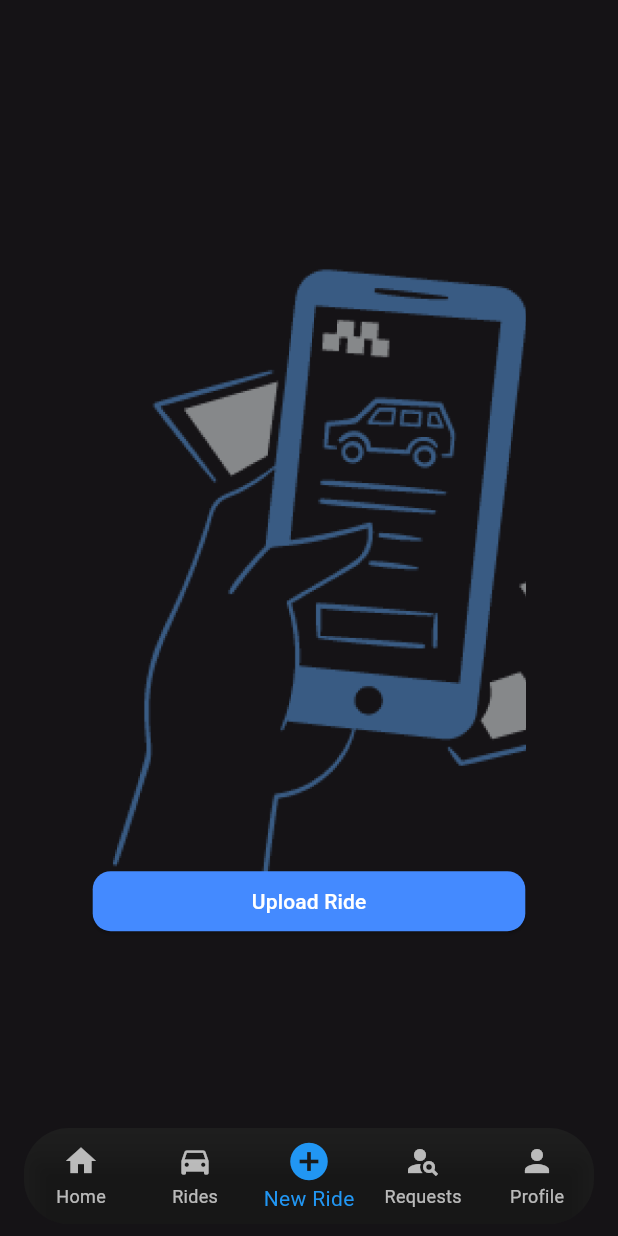
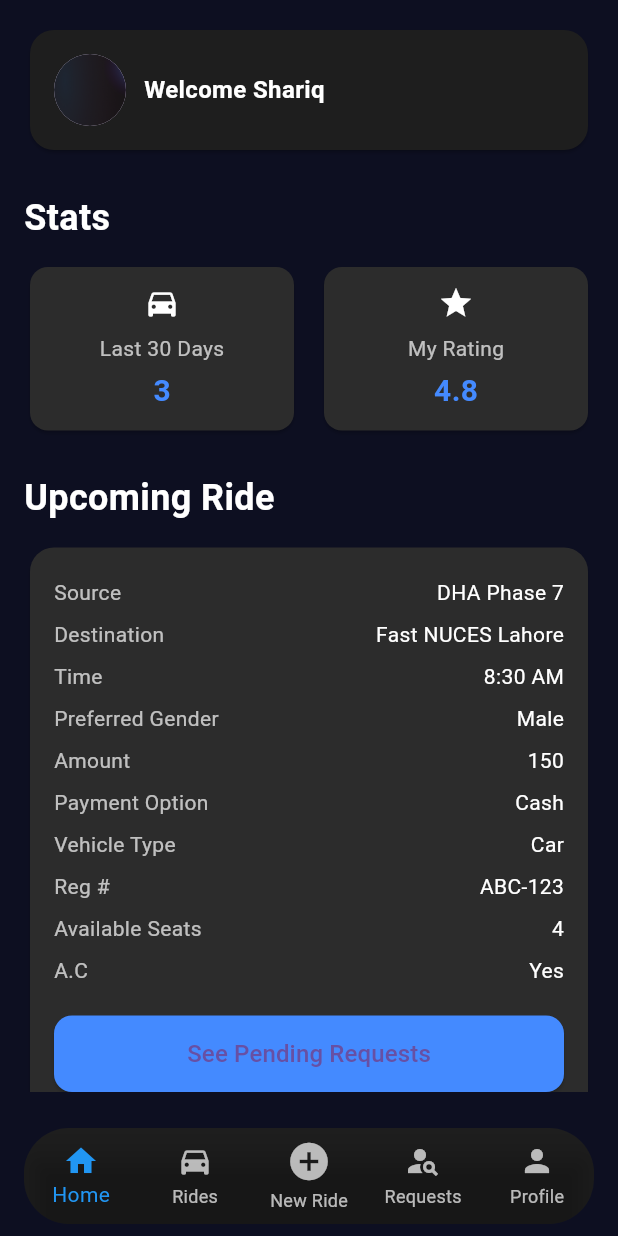
Before and after one commit to AbdulAhadUsman/fastpool-fe, a Flutter app: the screen it shows after launch, on a phone screen of 412 x 824 dp. Run offline on Flutter 3.47's test engine with Material 3 defaults, Android fonts, the phone set to English and light mode, and no system bars; our stand-ins replace flutter_dotenv, flutter_svg; project files that could hold a hidden picture were left out.

Commit message:
add driver home page

```diff
--- a/lib/components/DriverNavBar.dart
+++ b/lib/components/DriverNavBar.dart
@@ -1,4 +1,7 @@
 import 'package:flutter/material.dart';
+import 'package:fastpool_fe/pages/driverHome.dart';
+import 'package:fastpool_fe/pages/newRide.dart';
+import 'package:fastpool_fe/pages/driverProfile.dart';
 
 class DriverNavbar extends StatefulWidget {
   final initial_index;
@@ -53,10 +56,46 @@ class _DriverNavbarState extends State<DriverNavbar> {
         child: BottomNavigationBar(
           currentIndex: _currentIndex,
           onTap: (index) {
-            setState(() {
-              _currentIndex = index;
-            });
-            // Add navigation logic here
+            // Navigation logic
+            switch (index) {
+              case 0:
+                setState(() {
+                  _currentIndex = 0; // Reset index to home
+                });
+                Navigator.pushAndRemoveUntil(
+                  context,
+                  MaterialPageRoute(
+                      builder: (context) => const DriverHomePage()),
+                  (route) => false, // Clear the stack for the home page
+                );
+                break;
+              case 2:
+                Navigator.push(
+                  context,
+                  MaterialPageRoute(builder: (context) => const NewRide()),
+                ).then((_) {
+                  setState(() {
+                    _currentIndex =
+                        widget.initial_index; // Reset to initial index
+                  });
+                });
+                break;
+              case 4:
+                Navigator.push(
+                  context,
+                  MaterialPageRoute(
+                      builder: (context) => const DriverProfile()),
+                ).then((_) {
+                  setState(() {
+                    _currentIndex =
+                        widget.initial_index; // Reset to initial index
+                  });
+                });
+                break;
+              default:
+                // Handle other cases if needed
+                break;
+            }
           },
           items: _bottomNavItems,
           selectedItemColor: Colors.blue, // Changed to blue
--- a/lib/main.dart
+++ b/lib/main.dart
@@ -1,4 +1,5 @@
 import 'package:fastpool_fe/pages/NewRide.dart';
+import 'package:fastpool_fe/pages/driverHome.dart';
 import 'package:fastpool_fe/pages/driverProfile.dart';
 import 'package:fastpool_fe/pages/login.dart';
 import 'package:fastpool_fe/pages/riderProfile.dart';
@@ -36,6 +37,7 @@ class MyApp extends StatelessWidget {
   // This widget is the root of your application.
   @override
   Widget build(BuildContext context) {
-    return MaterialApp(debugShowCheckedModeBanner: false, home: NewRide());
+    return MaterialApp(
+        debugShowCheckedModeBanner: false, home: DriverHomePage());
   }
 }
--- /dev/null
+++ b/lib/pages/driverHome.dart
@@ -0,0 +1,277 @@
+import 'package:fastpool_fe/components/DriverNavBar.dart';
+import 'package:fastpool_fe/components/colors.dart';
+import 'package:flutter/material.dart';
+// import 'package:lucide_icons/lucide_icons.dart'; // Optional if you want matching icons
+
+class DriverHomePage extends StatefulWidget {
+  const DriverHomePage({super.key});
+
+  @override
+  State<DriverHomePage> createState() => _DriverHomePageState();
+}
+
+class _DriverHomePageState extends State<DriverHomePage> {
+  final String driverName = 'Shariq';
+  final String profilePicUrl = 'assets/images/Login.png';
+  final int last30DaysRides = 3;
+  final double myRating = 4.8;
+
+  final String source = 'DHA Phase 7';
+  final String destination = 'Fast NUCES Lahore';
+  final String time = '8:30 AM';
+  final String preferredGender = 'Male';
+  final String amount = '150';
+  final String paymentOption = 'Cash';
+  final String vehicleType = 'Car';
+  final String registrationNumber = 'ABC-123';
+  final int availableSeats = 4;
+  final String acStatus = 'Yes';
+
+  @override
+  Widget build(BuildContext context) {
+    return Scaffold(
+      backgroundColor: AppColors.backgroundColor,
+      body: SafeArea(
+        child: Padding(
+          padding: const EdgeInsets.all(16.0),
+          child: SingleChildScrollView(
+            child: Column(
+              crossAxisAlignment: CrossAxisAlignment.start,
+              children: [
+                // Welcome Header
+                Card(
+                  color: const Color(0xFF1E1E1E),
+                  shape: RoundedRectangleBorder(
+                    borderRadius: BorderRadius.circular(16),
+                  ),
+                  child: Padding(
+                    padding: const EdgeInsets.all(16.0),
+                    child: Row(
+                      children: [
+                        CircleAvatar(
+                          radius: 24,
+                          backgroundImage: AssetImage(profilePicUrl),
+                        ),
+                        const SizedBox(width: 12),
+                        Text(
+                          'Welcome $driverName',
+                          style: const TextStyle(
+                            color: Colors.white,
+                            fontSize: 16,
+                            fontWeight: FontWeight.w600,
+                          ),
+                        ),
+                      ],
+                    ),
+                  ),
+                ),
+                const SizedBox(height: 24),
+
+                // Stats Section
+                const Text(
+                  'Stats',
+                  style: TextStyle(
+                    color: Colors.white,
+                    fontSize: 24,
+                    fontWeight: FontWeight.bold,
+                  ),
+                ),
+                const SizedBox(height: 12),
+                Row(
+                  children: [
+                    Expanded(
+                      child: StatCard(
+                        icon: Icons.directions_car,
+                        title: 'Last 30 Days',
+                        value: '$last30DaysRides',
+                      ),
+                    ),
+                    const SizedBox(width: 12),
+                    Expanded(
+                      child: StatCard(
+                        icon: Icons.star,
+                        title: 'My Rating',
+                        value: '$myRating',
+                      ),
+                    ),
+                  ],
+                ),
+                const SizedBox(height: 24),
+
+                // Upcoming Ride Section
+                const Text(
+                  'Upcoming Ride',
+                  style: TextStyle(
+                    color: Colors.white,
+                    fontSize: 24,
+                    fontWeight: FontWeight.bold,
+                  ),
+                ),
+                const SizedBox(height: 12),
+                UpcomingRideCard(
+                  source: source,
+                  destination: destination,
+                  time: time,
+                  preferredGender: preferredGender,
+                  amount: amount,
+                  paymentOption: paymentOption,
+                  vehicleType: vehicleType,
+                  registrationNumber: registrationNumber,
+                  availableSeats: availableSeats,
+                  acStatus: acStatus,
+                ),
+              ],
+            ),
+          ),
+        ),
+      ),
+      // Bottom Navigation Bar
+      bottomNavigationBar: DriverNavbar(
+        initial_index: 0,
+      ),
+    );
+  }
+}
+
+class StatCard extends StatelessWidget {
+  final IconData icon;
+  final String title;
+  final String value;
+
+  const StatCard({
+    super.key,
+    required this.icon,
+    required this.title,
+    required this.value,
+  });
+
+  @override
+  Widget build(BuildContext context) {
+    return Card(
+      color: const Color(0xFF2C2C2C),
+      shape: RoundedRectangleBorder(borderRadius: BorderRadius.circular(12)),
+      child: Padding(
+        padding: const EdgeInsets.all(12),
+        child: Column(
+          children: [
+            Icon(icon, color: Colors.white, size: 24),
+            const SizedBox(height: 8),
+            Text(
+              title,
+              style: const TextStyle(color: Colors.white70, fontSize: 14),
+            ),
+            const SizedBox(height: 4),
+            Text(
+              value,
+              style: const TextStyle(
+                  color: Colors.blueAccent,
+                  fontSize: 20,
+                  fontWeight: FontWeight.bold),
+            ),
+          ],
+        ),
+      ),
+    );
+  }
+}
+
+class UpcomingRideCard extends StatelessWidget {
+  final String source;
+  final String destination;
+  final String time;
+  final String preferredGender;
+  final String amount;
+  final String paymentOption;
+  final String vehicleType;
+  final String registrationNumber;
+  final int availableSeats;
+  final String acStatus;
+
+  const UpcomingRideCard({
+    super.key,
+    required this.source,
+    required this.destination,
+    required this.time,
+    required this.preferredGender,
+    required this.amount,
+    required this.paymentOption,
+    required this.vehicleType,
+    required this.registrationNumber,
+    required this.availableSeats,
+    required this.acStatus,
+  });
+
+  @override
+  Widget build(BuildContext context) {
+    return Card(
+      color: const Color(0xFF2C2C2C),
+      shape: RoundedRectangleBorder(borderRadius: BorderRadius.circular(16)),
+      child: Padding(
+        padding: const EdgeInsets.all(16.0),
+        child: Column(
+          children: [
+            RideInfoRow(label: 'Source', value: source),
+            RideInfoRow(label: 'Destination', value: destination),
+            RideInfoRow(label: 'Time', value: time),
+            RideInfoRow(label: 'Preferred Gender', value: preferredGender),
+            RideInfoRow(label: 'Amount', value: amount),
+            RideInfoRow(label: 'Payment Option', value: paymentOption),
+            RideInfoRow(label: 'Vehicle Type', value: vehicleType),
+            RideInfoRow(label: 'Reg #', value: registrationNumber),
+            RideInfoRow(label: 'Available Seats', value: '$availableSeats'),
+            RideInfoRow(label: 'A.C', value: acStatus),
+            const SizedBox(height: 16),
+            SizedBox(
+              width: double.infinity,
+              child: ElevatedButton(
+                onPressed: () {},
+                style: ElevatedButton.styleFrom(
+                  padding: const EdgeInsets.symmetric(vertical: 14),
+                  shape: RoundedRectangleBorder(
+                    borderRadius: BorderRadius.circular(12),
+                  ),
+                  backgroundColor: Colors.blueAccent,
+                ),
+                child: const Text(
+                  'See Pending Requests',
+                  style: TextStyle(fontSize: 16),
+                ),
+              ),
+            )
+          ],
+        ),
+      ),
+    );
+  }
+}
+
+class RideInfoRow extends StatelessWidget {
+  final String label;
+  final String value;
+
+  const RideInfoRow({
+    super.key,
+    required this.label,
+    required this.value,
+  });
+
+  @override
+  Widget build(BuildContext context) {
+    return Padding(
+      padding: const EdgeInsets.symmetric(vertical: 4),
+      child: Row(
+        mainAxisAlignment: MainAxisAlignment.spaceBetween,
+        children: [
+          Text(
+            label,
+            style: const TextStyle(color: Colors.white70, fontSize: 14),
+          ),
+          Text(
+            value,
+            style: const TextStyle(color: Colors.white, fontSize: 14),
+          ),
+        ],
+      ),
+    );
+  }
+}
```
